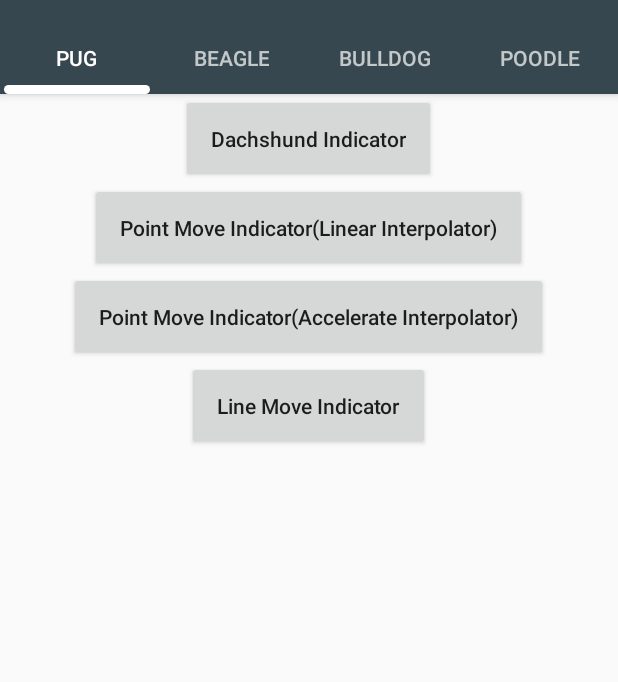
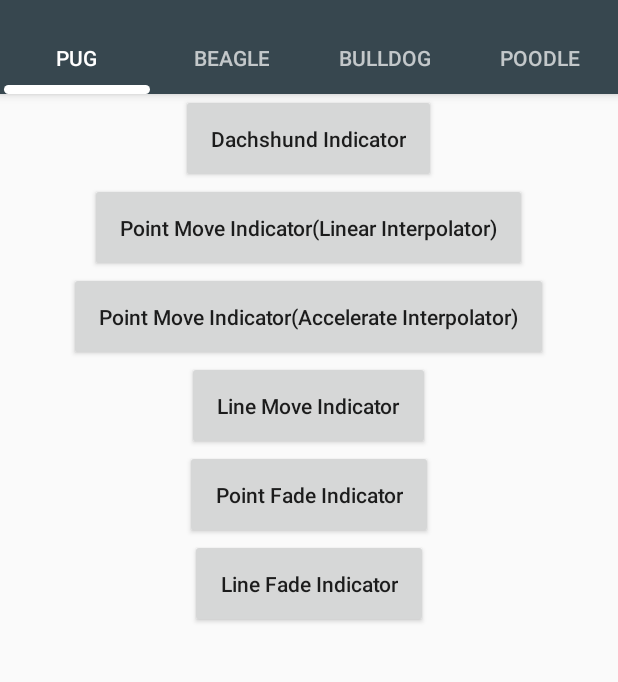
Before and after one commit to Andy671/Dachshund-Tab-Layout, an Android app: the screen it shows after launch (SampleActivity), after a tap on "Line Move Indicator", on a phone screen of 412 x 824 dp, the part 62-744 px from its top. Run offline under Robolectric (Android 15) with nearby library versions, the phone set to English and light mode, and no system bars; 3 other taps on this screen came first.

Commit message:
Refactor and sample update

```diff
--- a/dachshundtablayout/src/main/java/com/kekstudio/dachshundtablayout/indicators/AnimatedIndicatorInterface.java
+++ b/dachshundtablayout/src/main/java/com/kekstudio/dachshundtablayout/indicators/AnimatedIndicatorInterface.java
@@ -11,16 +11,16 @@ public interface AnimatedIndicatorInterface {
 
     long DEFAULT_DURATION = 500;
 
+    void setSelectedTabIndicatorColor(@ColorInt int color);
+
+    void setSelectedTabIndicatorHeight(int height);
+
     void setIntValues(int startXLeft, int endXLeft,
                       int startXCenter, int endXCenter,
                       int startXRight, int endXRight);
 
     void setCurrentPlayTime(long currentPlayTime);
 
-    void setSelectedTabIndicatorColor(@ColorInt int color);
-
-    void setSelectedTabIndicatorHeight(int height);
-
     void draw(Canvas canvas);
 
     long getDuration();
--- a/dachshundtablayout/src/main/java/com/kekstudio/dachshundtablayout/indicators/DachshundIndicator.java
+++ b/dachshundtablayout/src/main/java/com/kekstudio/dachshundtablayout/indicators/DachshundIndicator.java
@@ -71,6 +71,16 @@ public class DachshundIndicator implements AnimatedIndicatorInterface, ValueAnim
     }
 
     @Override
+    public void setSelectedTabIndicatorColor(@ColorInt int color) {
+        paint.setColor(color);
+    }
+
+    @Override
+    public void setSelectedTabIndicatorHeight(int height) {
+        this.height = height;
+    }
+
+    @Override
     public void setIntValues(int startXLeft, int endXLeft,
                              int startXCenter, int endXCenter,
                              int startXRight, int endXRight) {
@@ -95,16 +105,6 @@ public class DachshundIndicator implements AnimatedIndicatorInterface, ValueAnim
     }
 
     @Override
-    public void setSelectedTabIndicatorColor(@ColorInt int color) {
-        paint.setColor(color);
-    }
-
-    @Override
-    public void setSelectedTabIndicatorHeight(int height) {
-        this.height = height;
-    }
-
-    @Override
     public void draw(Canvas canvas) {
         rectF.top = dachshundTabLayout.getHeight() - height;
         rectF.left =  leftX - height/2;
--- a/dachshundtablayout/src/main/java/com/kekstudio/dachshundtablayout/indicators/LineFadeIndicator.java
+++ b/dachshundtablayout/src/main/java/com/kekstudio/dachshundtablayout/indicators/LineFadeIndicator.java
@@ -68,6 +68,21 @@ public class LineFadeIndicator implements AnimatedIndicatorInterface, ValueAnima
     }
 
     @Override
+    public void setSelectedTabIndicatorColor(@ColorInt int color) {
+        this.originColor = color;
+        startColor = color;
+        endColor = Color.TRANSPARENT;
+    }
+
+    @Override
+    public void setSelectedTabIndicatorHeight(int height) {
+        this.height = height;
+
+        if(edgeRadius == -1)
+            edgeRadius = height;
+    }
+
+    @Override
     public void setIntValues(int startXLeft, int endXLeft,
                              int startXCenter, int endXCenter,
                              int startXRight, int endXRight) {
@@ -80,21 +95,6 @@ public class LineFadeIndicator implements AnimatedIndicatorInterface, ValueAnima
     @Override
     public void setCurrentPlayTime(long currentPlayTime) {
         valueAnimator.setCurrentPlayTime(currentPlayTime);
-    }
-
-    @Override
-    public void setSelectedTabIndicatorColor(@ColorInt int color) {
-        this.originColor = color;
-        startColor = color;
-        endColor = Color.TRANSPARENT;
-    }
-
-    @Override
-    public void setSelectedTabIndicatorHeight(int height) {
-        this.height = height;
-
-        if(edgeRadius == -1)
-            edgeRadius = height;
     }
 
     @Override
--- a/dachshundtablayout/src/main/java/com/kekstudio/dachshundtablayout/indicators/LineMoveIndicator.java
+++ b/dachshundtablayout/src/main/java/com/kekstudio/dachshundtablayout/indicators/LineMoveIndicator.java
@@ -78,6 +78,19 @@ public class LineMoveIndicator implements AnimatedIndicatorInterface, ValueAnima
     }
 
     @Override
+    public void setSelectedTabIndicatorColor(@ColorInt int color) {
+        paint.setColor(color);
+    }
+
+    @Override
+    public void setSelectedTabIndicatorHeight(int height) {
+        this.height = height;
+
+        if(edgeRadius == -1)
+            edgeRadius = height;
+    }
+
+    @Override
     public void setIntValues(int startXLeft, int endXLeft,
                              int startXCenter, int endXCenter,
                              int startXRight, int endXRight){
@@ -89,19 +102,6 @@ public class LineMoveIndicator implements AnimatedIndicatorInterface, ValueAnima
     public void setCurrentPlayTime(long currentPlayTime) {
         valueAnimatorLeft.setCurrentPlayTime(currentPlayTime);
         valueAnimatorRight.setCurrentPlayTime(currentPlayTime);
-    }
-
-    @Override
-    public void setSelectedTabIndicatorColor(@ColorInt int color) {
-        paint.setColor(color);
-    }
-
-    @Override
-    public void setSelectedTabIndicatorHeight(int height) {
-        this.height = height;
-
-        if(edgeRadius == -1)
-            edgeRadius = height;
     }
 
     @Override
--- a/dachshundtablayout/src/main/java/com/kekstudio/dachshundtablayout/indicators/PointFadeIndicator.java
+++ b/dachshundtablayout/src/main/java/com/kekstudio/dachshundtablayout/indicators/PointFadeIndicator.java
@@ -54,6 +54,18 @@ public class PointFadeIndicator implements AnimatedIndicatorInterface, ValueAnim
     }
 
     @Override
+    public void setSelectedTabIndicatorColor(@ColorInt int color) {
+        this.originColor = color;
+        startColor = color;
+        endColor = Color.TRANSPARENT;
+    }
+
+    @Override
+    public void setSelectedTabIndicatorHeight(int height) {
+        this.height = height;
+    }
+
+    @Override
     public void setIntValues(int startXLeft, int endXLeft,
                              int startXCenter, int endXCenter,
                              int startXRight, int endXRight) {
@@ -64,18 +76,6 @@ public class PointFadeIndicator implements AnimatedIndicatorInterface, ValueAnim
     @Override
     public void setCurrentPlayTime(long currentPlayTime) {
         valueAnimator.setCurrentPlayTime(currentPlayTime);
-    }
-
-    @Override
-    public void setSelectedTabIndicatorColor(@ColorInt int color) {
-        this.originColor = color;
-        startColor = color;
-        endColor = Color.TRANSPARENT;
-    }
-
-    @Override
-    public void setSelectedTabIndicatorHeight(int height) {
-        this.height = height;
     }
 
     @Override
--- a/dachshundtablayout/src/main/java/com/kekstudio/dachshundtablayout/indicators/PointMoveIndicator.java
+++ b/dachshundtablayout/src/main/java/com/kekstudio/dachshundtablayout/indicators/PointMoveIndicator.java
@@ -61,6 +61,16 @@ public class PointMoveIndicator implements AnimatedIndicatorInterface, ValueAnim
     }
 
     @Override
+    public void setSelectedTabIndicatorColor(@ColorInt int color) {
+        paint.setColor(color);
+    }
+
+    @Override
+    public void setSelectedTabIndicatorHeight(int height) {
+        this.height = height;
+    }
+
+    @Override
     public void setIntValues(int startXLeft, int endXLeft,
                              int startXCenter, int endXCenter,
                              int startXRight, int endXRight) {
@@ -70,16 +80,6 @@ public class PointMoveIndicator implements AnimatedIndicatorInterface, ValueAnim
     @Override
     public void setCurrentPlayTime(long currentPlayTime) {
         valueAnimator.setCurrentPlayTime(currentPlayTime);
-    }
-
-    @Override
-    public void setSelectedTabIndicatorColor(@ColorInt int color) {
-        paint.setColor(color);
-    }
-
-    @Override
-    public void setSelectedTabIndicatorHeight(int height) {
-        this.height = height;
     }
 
     @Override
--- a/sample/src/main/java/com/kekstudio/dachshundtablayoutsample/SampleActivity.java
+++ b/sample/src/main/java/com/kekstudio/dachshundtablayoutsample/SampleActivity.java
@@ -13,8 +13,11 @@ import android.view.ViewGroup;
 import android.view.animation.AccelerateInterpolator;
 
 import com.kekstudio.dachshundtablayout.DachshundTabLayout;
+import com.kekstudio.dachshundtablayout.HelperUtils;
 import com.kekstudio.dachshundtablayout.indicators.DachshundIndicator;
+import com.kekstudio.dachshundtablayout.indicators.LineFadeIndicator;
 import com.kekstudio.dachshundtablayout.indicators.LineMoveIndicator;
+import com.kekstudio.dachshundtablayout.indicators.PointFadeIndicator;
 import com.kekstudio.dachshundtablayout.indicators.PointMoveIndicator;
 
 
@@ -57,6 +60,18 @@ public class SampleActivity extends AppCompatActivity {
         tabLayout.setAnimatedIndicator(new LineMoveIndicator(tabLayout));
     }
 
+    public void onClickPointFade(View view){
+        tabLayout.setAnimatedIndicator(new PointFadeIndicator(tabLayout));
+    }
+
+    public void onClickLineFade(View view){
+        LineFadeIndicator lineFadeIndicator = new LineFadeIndicator(tabLayout);
+        tabLayout.setAnimatedIndicator(lineFadeIndicator);
+
+        lineFadeIndicator.setSelectedTabIndicatorHeight(HelperUtils.dpToPx(2));
+        lineFadeIndicator.setEdgeRadius(0);
+    }
+
     public class PagerAdapter extends FragmentStatePagerAdapter {
         public PagerAdapter(FragmentManager fm) {
             super(fm);
--- a/sample/src/main/res/layout/activity_sample.xml
+++ b/sample/src/main/res/layout/activity_sample.xml
@@ -21,9 +21,11 @@
 
             <com.kekstudio.dachshundtablayout.DachshundTabLayout
                 android:id="@+id/tab_layout"
-                custom:ddAnimatedIndicator="dachshund"
                 android:layout_width="match_parent"
                 android:layout_height="wrap_content"
+                custom:ddAnimatedIndicator="dachshund"
+                custom:ddIndicatorHeight="6dp"
+                custom:ddIndicatorColor="@android:color/white"
                 custom:tabMode="fixed"/>
 
         </android.support.design.widget.AppBarLayout>
--- a/sample/src/main/res/layout/fragment_page.xml
+++ b/sample/src/main/res/layout/fragment_page.xml
@@ -10,37 +10,52 @@
         android:orientation="vertical">
 
         <Button
+            android:layout_width="wrap_content"
+            android:layout_height="wrap_content"
             android:onClick="onClickDachshund"
             android:padding="20dp"
-            android:textAllCaps="false"
+            android:text="Dachshund Indicator"
+            android:textAllCaps="false" />
+
+        <Button
             android:layout_width="wrap_content"
             android:layout_height="wrap_content"
-            android:text="Dachshund Indicator" />
+            android:onClick="onClickPointMove"
+            android:padding="20dp"
+            android:text="Point Move Indicator(Linear Interpolator)"
+            android:textAllCaps="false" />
 
         <Button
-            android:onClick="onClickPointMove"
-            android:padding="20dp"
-            android:textAllCaps="false"
             android:layout_width="wrap_content"
             android:layout_height="wrap_content"
-            android:text="Point Move Indicator(Linear Interpolator)" />
+            android:onClick="onClickPointMoveAccelerate"
+            android:padding="20dp"
+            android:text="Point Move Indicator(Accelerate Interpolator)"
+            android:textAllCaps="false" />
 
         <Button
-            android:onClick="onClickPointMoveAccelerate"
-            android:padding="20dp"
-            android:textAllCaps="false"
             android:layout_width="wrap_content"
             android:layout_height="wrap_content"
-            android:text="Point Move Indicator(Accelerate Interpolator)" />
+            android:onClick="onClickLineMove"
+            android:padding="20dp"
+            android:text="Line Move Indicator"
+            android:textAllCaps="false" />
 
         <Button
-            android:onClick="onClickLineMove"
-            android:padding="20dp"
-            android:textAllCaps="false"
             android:layout_width="wrap_content"
             android:layout_height="wrap_content"
-            android:text="Line Move Indicator" />
+            android:onClick="onClickPointFade"
+            android:padding="20dp"
+            android:text="Point Fade Indicator"
+            android:textAllCaps="false" />
 
+        <Button
+            android:layout_width="wrap_content"
+            android:layout_height="wrap_content"
+            android:onClick="onClickLineFade"
+            android:padding="20dp"
+            android:text="Line Fade Indicator"
+            android:textAllCaps="false" />
 
     </LinearLayout>
 
```
